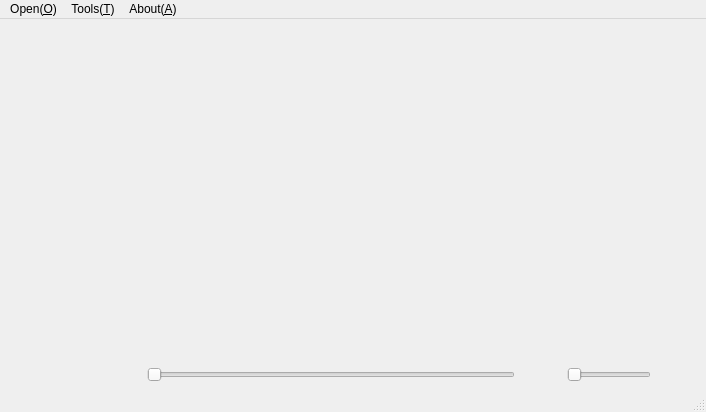
Above: src/classicplayer.ui from coslyk/moonplayer before the change. Below: the same form after it.
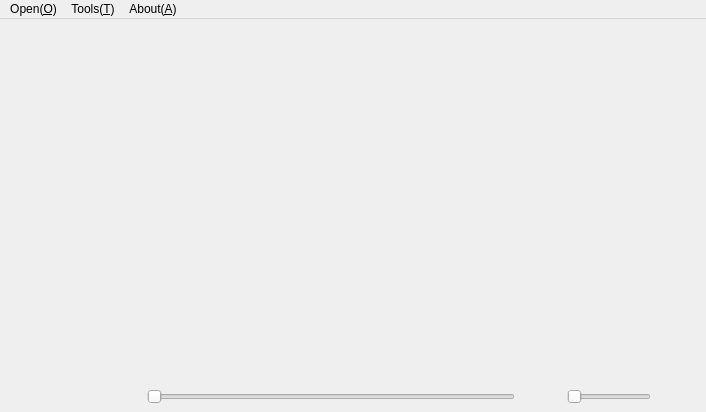
That is the form after the change. Icons and pictures are not drawn.

```diff
--- a/src/classicplayer.ui
+++ b/src/classicplayer.ui
@@ -185,72 +185,6 @@
    <addaction name="menuTools_T"/>
    <addaction name="menuAbout_A"/>
   </widget>
-  <widget class="QStatusBar" name="statusBar">
-   <property name="palette">
-    <palette>
-     <active>
-      <colorrole role="Text">
-       <brush brushstyle="SolidPattern">
-        <color alpha="255">
-         <red>255</red>
-         <green>255</green>
-         <blue>255</blue>
-        </color>
-       </brush>
-      </colorrole>
-      <colorrole role="Window">
-       <brush brushstyle="SolidPattern">
-        <color alpha="255">
-         <red>0</red>
-         <green>0</green>
-         <blue>0</blue>
-        </color>
-       </brush>
-      </colorrole>
-     </active>
-     <inactive>
-      <colorrole role="Text">
-       <brush brushstyle="SolidPattern">
-        <color alpha="255">
-         <red>255</red>
-         <green>255</green>
-         <blue>255</blue>
-        </color>
-       </brush>
-      </colorrole>
-      <colorrole role="Window">
-       <brush brushstyle="SolidPattern">
-        <color alpha="255">
-         <red>0</red>
-         <green>0</green>
-         <blue>0</blue>
-        </color>
-       </brush>
-      </colorrole>
-     </inactive>
-     <disabled>
-      <colorrole role="Text">
-       <brush brushstyle="SolidPattern">
-        <color alpha="255">
-         <red>161</red>
-         <green>161</green>
-         <blue>161</blue>
-        </color>
-       </brush>
-      </colorrole>
-      <colorrole role="Window">
-       <brush brushstyle="SolidPattern">
-        <color alpha="255">
-         <red>0</red>
-         <green>0</green>
-         <blue>0</blue>
-        </color>
-       </brush>
-      </colorrole>
-     </disabled>
-    </palette>
-   </property>
-  </widget>
   <action name="actionAdd_file_s">
    <property name="text">
     <string>Add file(s)</string>
```
Left out of the diff: 2 changed lines with no effect on the pictures.
